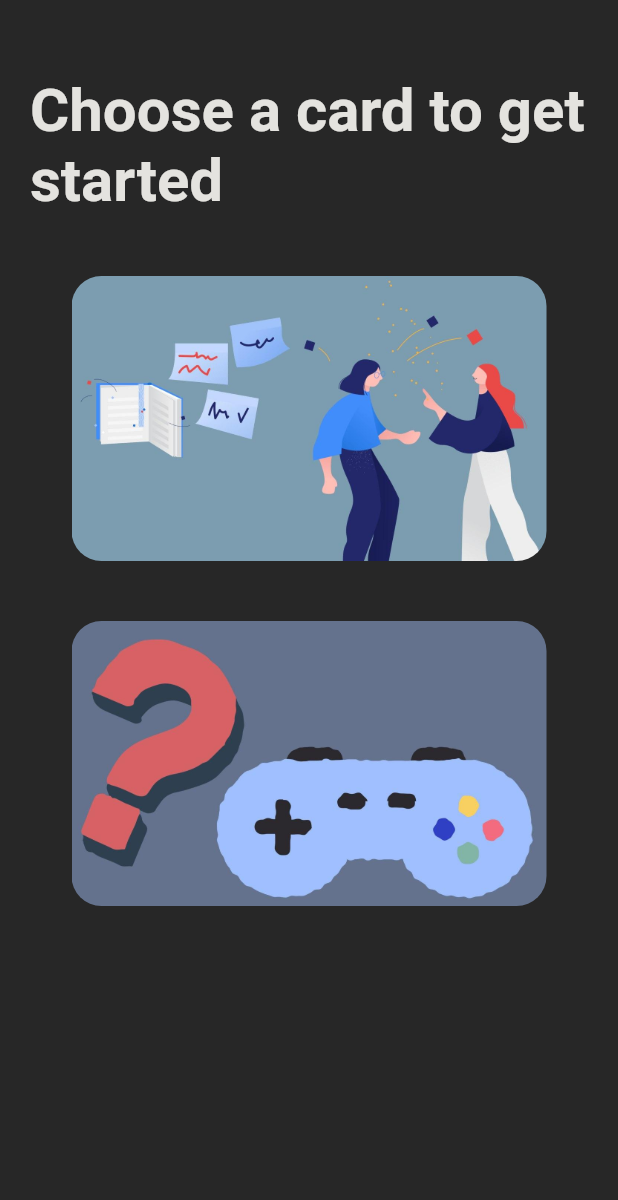
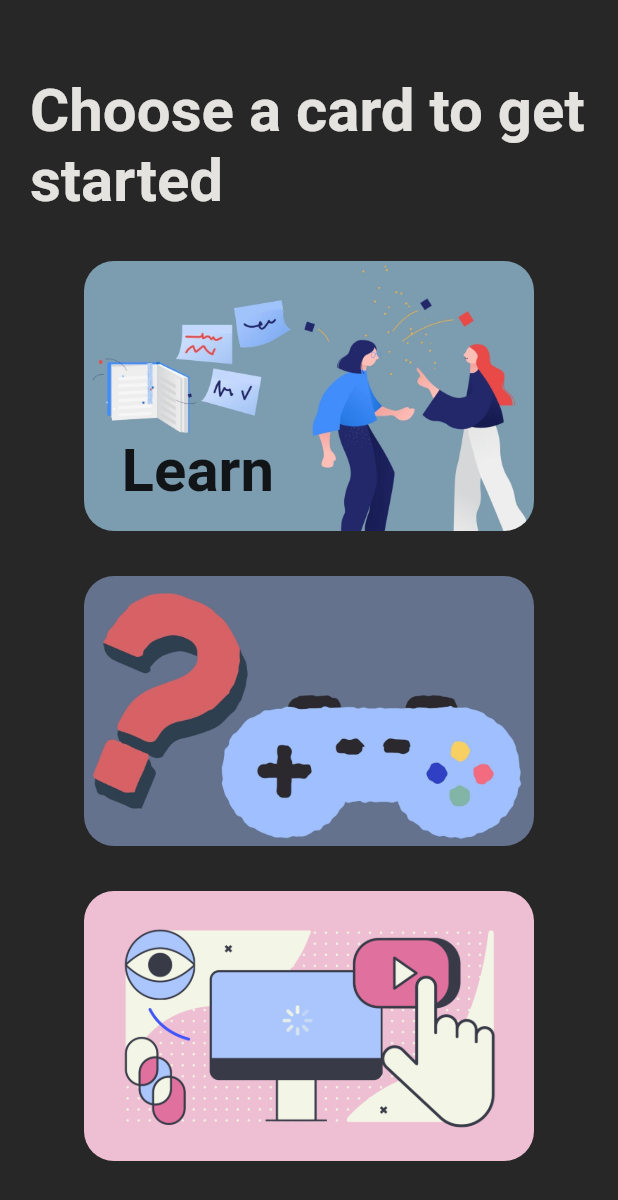
Before and after one commit to srishtiv27/give_me_a_sign, a Flutter app: the screen it shows after launch, on a phone screen of 412 x 824 dp. Shown: the top 1200 px of the screen. Run offline on Flutter 3.47's test engine with Material 2 defaults, Android fonts, the phone set to English and light mode, and no system bars.

```diff
--- a/lib/screens/menu_page.dart
+++ b/lib/screens/menu_page.dart
@@ -6,8 +6,7 @@ class MenuPage extends StatelessWidget {
   Widget build(BuildContext context) {
     return Scaffold(
       backgroundColor: Color(0xFF272727),
-      body: SingleChildScrollView(
-        child: Padding(
+      body: Padding(
         padding: EdgeInsets.only(left: 20.0, top: 50.0, right: 20.0),
         child: Column(
           children: <Widget>[
@@ -20,29 +19,53 @@ class MenuPage extends StatelessWidget {
               ),
             ),
             SizedBox(
-                height: 40.0,
+              height: 30.0,
+            ),
+            Stack(
+              children: [
+                ClipRRect(
+                  borderRadius: BorderRadius.all(Radius.circular(20.0)),
+                  child: Image.asset(
+                    'assets/images/learn.jpg',
+                    height: 180.0,
+                  ),
+                ),
+                Positioned(
+                  left: 25.0,
+                  bottom: 17.0,
+                  child: Text(
+                    'Learn',
+                    style: TextStyle(
+                      fontSize: 40.0,
+                      fontWeight: FontWeight.bold,
+                    ),
+                  ),
+                ),
+              ],
+            ),
+            SizedBox(
+              height: 30.0,
             ),
             ClipRRect(
               borderRadius: BorderRadius.all(Radius.circular(20.0)),
               child: Image.asset(
-                  'assets/images/learn4.jpg',
-                  height: 190.0,
+                'assets/images/games.jpg',
+                height: 180.0,
               ),
             ),
             SizedBox(
-                height: 40.0,
+              height: 30.0,
             ),
             ClipRRect(
               borderRadius: BorderRadius.all(Radius.circular(20.0)),
               child: Image.asset(
-                  'assets/images/games5.jpg',
-                  height: 190.0,
+                'assets/images/resources.png',
+                height: 180.0,
               ),
             ),
           ],
         ),
       ),
-      ),
     );
   }
 }
```
Also changed, not shown: assets/images/games.jpg (renamed from assets/images/games5.jpg), assets/images/games.png (deleted), assets/images/games2.jpg (deleted), assets/images/games3.jpg (deleted), assets/images/games4.jpg (deleted), assets/images/learn.jpg (renamed from assets/images/learn4.jpg), assets/images/learn.png (deleted), assets/images/learn2.jpg (deleted), assets/images/learn3.jpg (deleted), assets/images/resources.png (added). Lines whose indentation alone changed are shown as unchanged.
